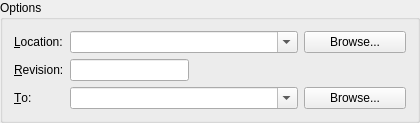
breezy-team/qbrz, file ui/branch.ui: the form before one commit.
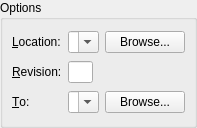
The form after the commit.

Commit message: Fix the layout of qbranch

```diff
--- a/ui/branch.ui
+++ b/ui/branch.ui
@@ -1,14 +1,20 @@
 <ui version="4.0" >
  <class>BranchForm</class>
- <widget class="QGroupBox" name="BranchForm" >
+ <widget class="QWidget" name="BranchForm" >
   <property name="geometry" >
    <rect>
     <x>0</x>
     <y>0</y>
-    <width>420</width>
-    <height>112</height>
+    <width>197</width>
+    <height>128</height>
    </rect>
   </property>
+  <layout class="QVBoxLayout" name="verticalLayout" >
+   <property name="margin" >
+    <number>0</number>
+   </property>
+   <item>
+    <widget class="QGroupBox" name="groupBox" >
   <property name="title" >
    <string>Options</string>
   </property>
@@ -54,13 +60,13 @@
     <widget class="QLineEdit" name="revision" />
    </item>
    <item row="1" column="2" colspan="2" >
-    <spacer>
+       <spacer name="spacer" >
      <property name="orientation" >
       <enum>Qt::Horizontal</enum>
      </property>
      <property name="sizeHint" stdset="0" >
       <size>
-       <width>211</width>
+          <width>83</width>
        <height>20</height>
       </size>
      </property>
@@ -91,6 +97,9 @@
      <property name="text" >
       <string>Browse...</string>
      </property>
+       </widget>
+      </item>
+     </layout>
     </widget>
    </item>
   </layout>
```
Lines whose indentation alone changed are shown as unchanged. The commit also changes 2 other files.
